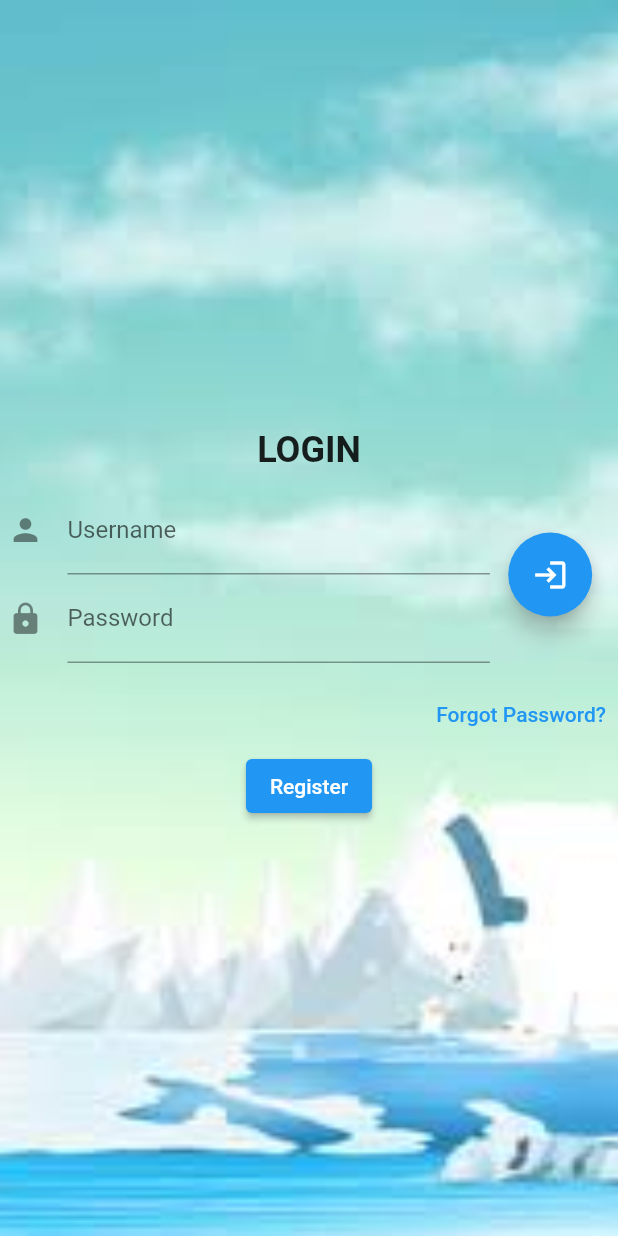
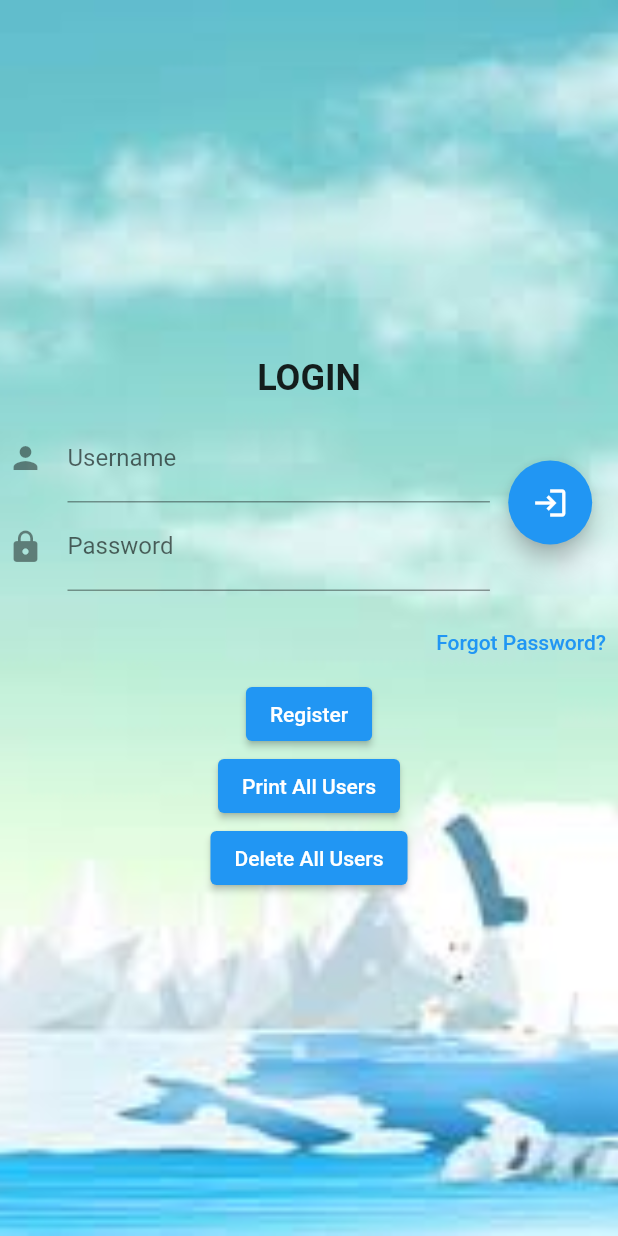
Before and after one commit to edisaputra85/flutter_login_r001, a Flutter app: the screen it shows after launch, on a phone screen of 412 x 824 dp. Run offline on Flutter 3.47's test engine with Material 2 defaults, Android fonts, the phone set to English and light mode, and no system bars; our stand-ins replace sqflite; accounts and stored records are empty.

Commit message:
Menambahkan tombol print all users dan delete all users pada tombol login

```diff
--- a/flutter_login_r04/lib/helpers/dbhelper.dart
+++ b/flutter_login_r04/lib/helpers/dbhelper.dart
@@ -54,4 +54,17 @@ class DbHelper {
         where: "username='$username' AND password='$password'");
     return mapList;
   }
+
+  //Read
+  Future<List<Map<String, dynamic>>> selectAllUser() async {
+    Database db = await this.getDatabase();
+    var mapList = await db.query('users');
+    return mapList;
+  }
+
+  Future<int> deleteAllUsers() async {
+    Database db = await this.getDatabase();
+    int count = await db.delete('users');
+    return count;
+  }
 }
--- a/flutter_login_r04/lib/login.dart
+++ b/flutter_login_r04/lib/login.dart
@@ -115,7 +115,21 @@ class _LoginState extends State<Login> {
                     onPressed: () {
                       Navigator.pushNamed(context, '/register');
                     },
-                    child: Text('Register'))
+                    child: Text('Register')),
+                ElevatedButton(
+                    onPressed: () {
+                      dbHelper.selectAllUser().then((mapList) {
+                        mapList.forEach((element) {
+                          print(element);
+                        });
+                      });
+                    },
+                    child: Text('Print All Users')),
+                ElevatedButton(
+                    onPressed: () {
+                      dbHelper.deleteAllUsers();
+                    },
+                    child: Text('Delete All Users'))
               ],
             ),
           ))),
```
